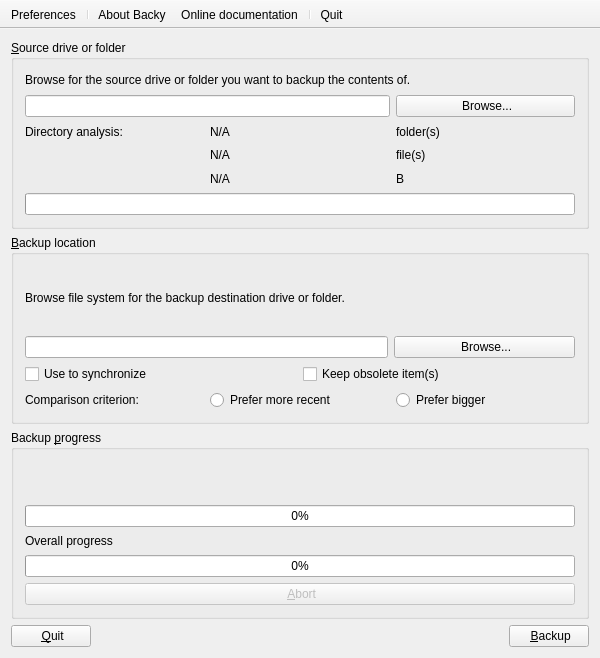
Old version of the form src/interface.ui in the repository felsocim/Backy.
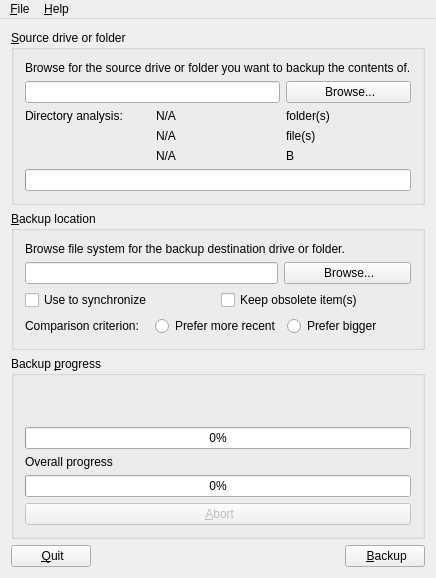
New version of the form. Icons and pictures are not drawn.

Commit message: Made some corrections and replaced toolbar with a menu bar

The edit to the form file:
```diff
--- a/src/interface.ui
+++ b/src/interface.ui
@@ -9,8 +9,8 @@
    <rect>
     <x>0</x>
     <y>0</y>
-    <width>600</width>
-    <height>658</height>
+    <width>396</width>
+    <height>541</height>
    </rect>
   </property>
   <property name="windowTitle">
@@ -319,34 +319,33 @@
     </item>
    </layout>
   </widget>
-  <widget class="QToolBar" name="toolBar">
-   <property name="windowTitle">
-    <string>toolBar</string>
+  <widget class="QMenuBar" name="menuBar">
+   <property name="geometry">
+    <rect>
+     <x>0</x>
+     <y>0</y>
+     <width>396</width>
+     <height>21</height>
+    </rect>
    </property>
-   <property name="movable">
-    <bool>false</bool>
-   </property>
-   <property name="iconSize">
-    <size>
-     <width>32</width>
-     <height>32</height>
-    </size>
-   </property>
-   <property name="floatable">
-    <bool>true</bool>
-   </property>
-   <attribute name="toolBarArea">
-    <enum>TopToolBarArea</enum>
-   </attribute>
-   <attribute name="toolBarBreak">
-    <bool>false</bool>
-   </attribute>
-   <addaction name="actionPreferences"/>
-   <addaction name="separator"/>
-   <addaction name="actionAbout"/>
-   <addaction name="actionDocumentation"/>
-   <addaction name="separator"/>
-   <addaction name="actionQuit"/>
+   <widget class="QMenu" name="menu_File">
+    <property name="title">
+     <string>&amp;File</string>
+    </property>
+    <addaction name="actionPreferences"/>
+    <addaction name="separator"/>
+    <addaction name="actionQuit"/>
+   </widget>
+   <widget class="QMenu" name="menu_Help">
+    <property name="title">
+     <string>&amp;Help</string>
+    </property>
+    <addaction name="actionDocumentation"/>
+    <addaction name="separator"/>
+    <addaction name="actionAbout"/>
+   </widget>
+   <addaction name="menu_File"/>
+   <addaction name="menu_Help"/>
   </widget>
   <action name="actionQuit">
    <property name="icon">
```
Left out of the diff: 8 changed lines with no effect on the pictures. The commit also changes 1 other file.
